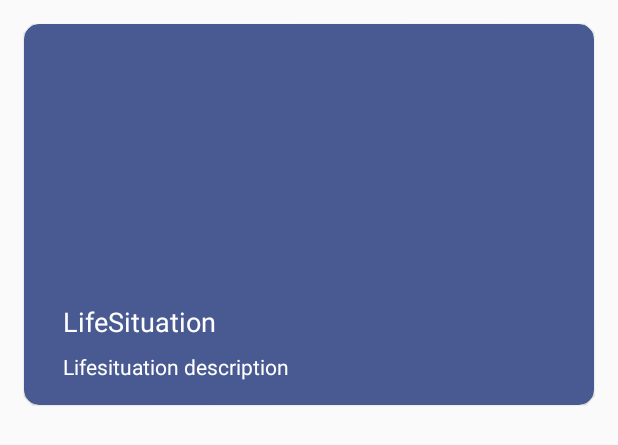
After one commit to arianitlu/familyplanning, an Android app: the layout lifesituation_card_item.xml on its own in the app's theme, with its tools: preview values and no code run, on a phone screen of 412 x 824 dp. The commit adds this screen. Shown: the top 445 px of the screen. Run offline under Robolectric (Android 15) with nearby library versions, the phone set to English and light mode, and no system bars; network calls fail.

Commit message:
Lifesituation api

```diff
--- a/app/build.gradle
+++ b/app/build.gradle
@@ -30,6 +30,9 @@ dependencies {
     androidTestImplementation 'com.android.support.test:runner:1.0.2'
     androidTestImplementation 'com.android.support.test.espresso:espresso-core:3.0.2'
 
+    implementation 'com.android.support:cardview-v7:27.0.0'
+
+
     implementation 'com.android.support:recyclerview-v7:27.0.0'
 
     implementation 'com.squareup.picasso:picasso:2.71828'
--- a/app/src/main/java/com/example/rinor/familyplanning/utilities/JsonUtil.java
+++ b/app/src/main/java/com/example/rinor/familyplanning/utilities/JsonUtil.java
@@ -109,10 +109,10 @@ public final class JsonUtil {
             String lifeSituationName = dataObj.getString("LifeSituationName");
             //String icon = dataObj.getString("Icon");
             int languageID = dataObj.getInt("LanguageID");
-            int institutionCategory = dataObj.getInt("InstitutionCategory");
+            //int institutionCategory = dataObj.getInt("InstitutionCategory");
             int statusi = dataObj.getInt("Statusi");
 
-            LifeSituation lifeSituation = new LifeSituation(id, lifeSituationName, languageID, institutionCategory, statusi);
+            LifeSituation lifeSituation = new LifeSituation(id, lifeSituationName, languageID, statusi);
 
             lifeSituationList.add(lifeSituation);
         }
--- a/app/src/main/java/com/example/rinor/familyplanning/utilities/LifeSituationActivity.java
+++ b/app/src/main/java/com/example/rinor/familyplanning/utilities/LifeSituationActivity.java
@@ -60,7 +60,7 @@ public class LifeSituationActivity extends AppCompatActivity {
             public void onResponse(JSONObject response) {
                 try {
                     situationList = JsonUtil.extractAllLifeSituation(response);
-                    adapter = new LifeSituationAdapter(situationList);
+                    adapter = new LifeSituationAdapter(situationList,getApplicationContext());
                     situationRecyclerView.setLayoutManager(new GridLayoutManager(getApplicationContext(),3));
                     situationRecyclerView.setItemAnimator(new DefaultItemAnimator());
                     situationRecyclerView.setAdapter(adapter);
--- a/app/src/main/res/layout/bar_layout.xml
+++ b/app/src/main/res/layout/bar_layout.xml
@@ -1,5 +1,6 @@
 <?xml version="1.0" encoding="utf-8"?>
-<android.support.v7.widget.Toolbar xmlns:android="http://schemas.android.com/apk/res/android"
+<android.support.v7.widget.Toolbar
+    xmlns:android="http://schemas.android.com/apk/res/android"
     android:layout_width="match_parent"
     android:layout_height="wrap_content"
     xmlns:app="http://schemas.android.com/apk/res-auto"
--- /dev/null
+++ b/app/src/main/res/layout/lifesituation_card_item.xml
@@ -0,0 +1,47 @@
+<RelativeLayout xmlns:android="http://schemas.android.com/apk/res/android"
+    android:layout_width="match_parent"
+    android:layout_height="wrap_content"
+    xmlns:app="http://schemas.android.com/apk/res-auto">
+    <android.support.v7.widget.CardView
+        android:layout_width="match_parent"
+        android:layout_height="wrap_content"
+        app:cardBackgroundColor="#495991"
+        android:layout_margin="16dp"
+        app:cardCornerRadius="10dp"
+        app:cardMaxElevation="1dp"
+        app:cardElevation="0.7dp"
+        app:contentPadding="10dp"
+        app:contentPaddingBottom="0dp"
+        app:cardPreventCornerOverlap="true"
+        >
+        <LinearLayout
+            android:layout_width="match_parent"
+            android:layout_height="wrap_content"
+            android:orientation="vertical">
+            <ImageView
+                android:id="@+id/card_view_image"
+                android:layout_width="match_parent"
+                android:layout_height="160dp" />
+            <LinearLayout
+                android:layout_width="match_parent"
+                android:layout_height="wrap_content"
+                android:orientation="vertical"
+                android:padding="16dp">
+                <TextView
+                    android:id="@+id/cardview_text"
+                    android:layout_width="match_parent"
+                    android:layout_height="wrap_content"
+                    android:layout_marginBottom="8dp"
+                    android:text="LifeSituation"
+                    android:textColor="#fff"
+                    android:textSize="18sp" />
+                <TextView
+                    android:id="@+id/card_view_text2"
+                    android:layout_width="match_parent"
+                    android:layout_height="wrap_content"
+                    android:text="Lifesituation description"
+                    android:textColor="#fff" />
+            </LinearLayout>
+        </LinearLayout>
+    </android.support.v7.widget.CardView>
+</RelativeLayout>
```
Also changed, not shown: app/src/main/java/com/example/rinor/familyplanning/LifeSituationActivity.java (+16 -2 lines), app/src/main/java/com/example/rinor/familyplanning/adapters/LifeSituationAdapter.java (+33 -6 lines), app/src/main/java/com/example/rinor/familyplanning/fragments/FragmentHelp.java (+6 -2 lines), app/src/main/java/com/example/rinor/familyplanning/model/LifeSituation.java (+7 -0 lines), app/src/main/res/layout/activity_life_situation.xml (+11 -2 lines).
